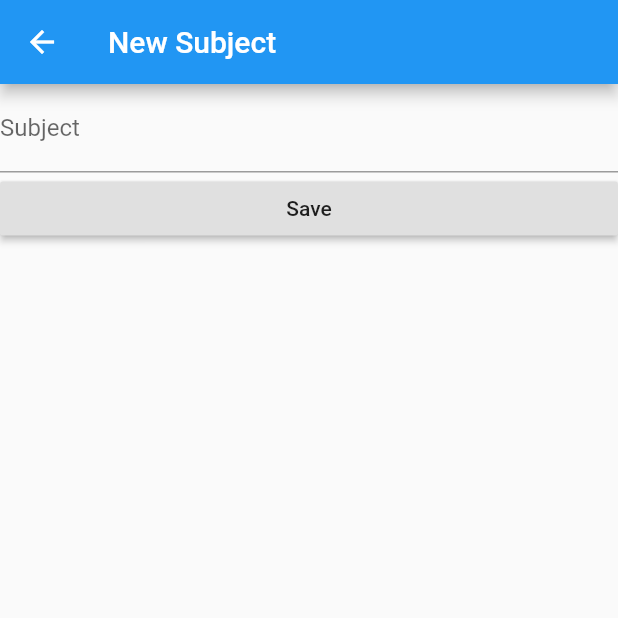
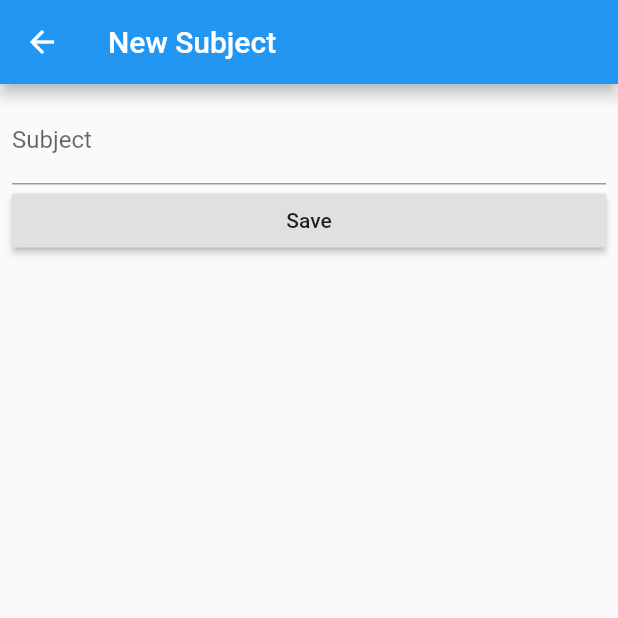
Before and after one commit to pumy2517/flutter_assignment_02, a Flutter app: the screen it shows after launch, after a tap on the "add" icon, on a phone screen of 412 x 824 dp, the top half of it. Run offline on Flutter 3.47's test engine with Material 2 defaults, Android fonts, the phone set to English and light mode, and no system bars; our stand-ins replace sqflite; accounts and stored records are empty.

Commit message:
Add padding

```diff
--- a/lib/ui/add_screen.dart
+++ b/lib/ui/add_screen.dart
@@ -19,7 +19,9 @@ class TodoAddState extends State<StatefulWidget> {
       appBar: AppBar(
         title: Text('New Subject'),
       ),
-      body: Form(
+      body: Padding(
+        padding: const EdgeInsets.all(8.0),
+        child: Form(
           key: _formkey,
           child: ListView(
             children: <Widget>[
@@ -50,6 +52,7 @@ class TodoAddState extends State<StatefulWidget> {
             ],
           ),
         ),
+      ),
     );
   }
 }
```
Lines whose indentation alone changed are shown as unchanged.
